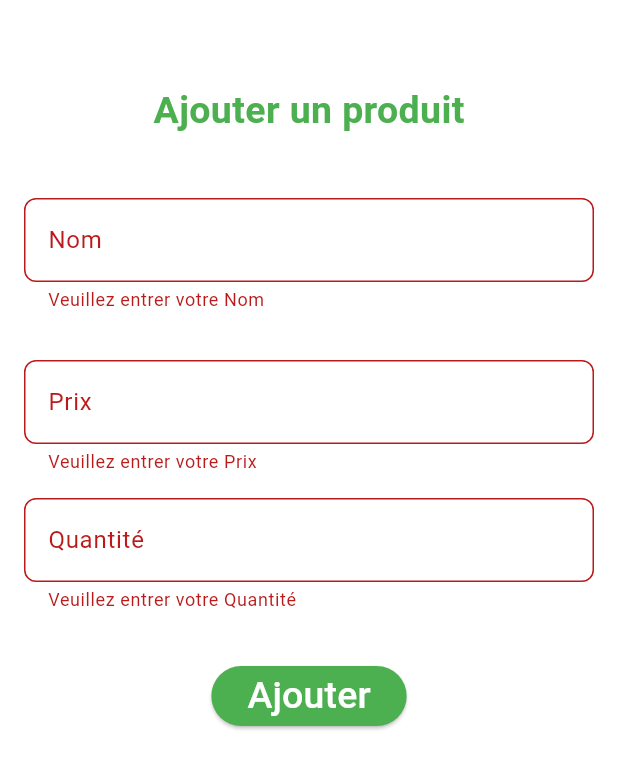
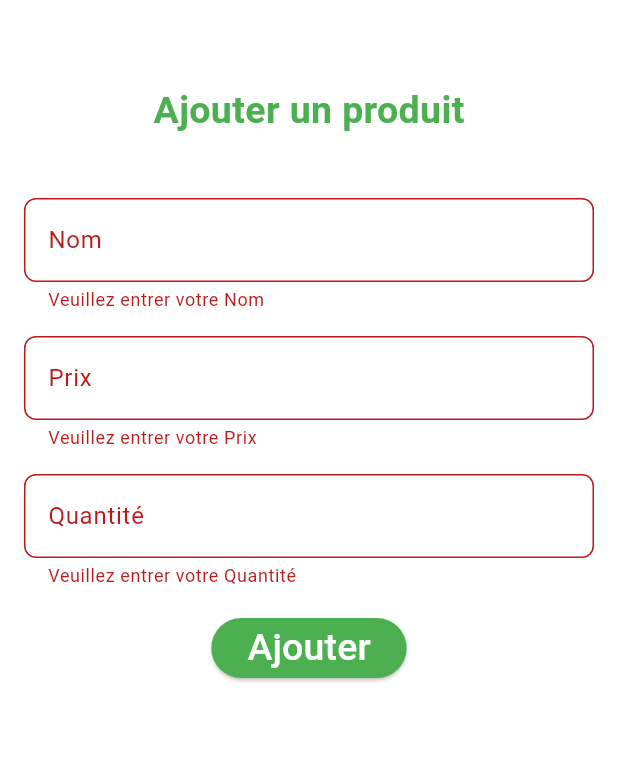
Before and after one commit to salomonluveto/wenze_prix, a Flutter app: the AjouterProduitPage screen opened directly, after a tap on "Ajouter", on a phone screen of 412 x 824 dp. Shown: the top 769 px of the screen. Run offline on Flutter 3.47's test engine with Material 3 defaults, Android fonts, the light colour scheme and no system bars; our stand-ins replace shared_preferences; accounts and stored records are empty.

Commit message:
gerer l'ajout et l'affichage des produits

```diff
--- a/lib/main.dart
+++ b/lib/main.dart
@@ -1,4 +1,5 @@
 import 'package:flutter/material.dart';
+import 'package:wenze_prix/pages/admin/AccueilPage.dart';
 import 'package:wenze_prix/pages/client/IntroPage.dart';
 
 void main() {
@@ -31,7 +32,7 @@
         // tested with just a hot reload.
         colorScheme: ColorScheme.fromSeed(seedColor: Colors.deepPurple),
       ),
-      home: IntroPage(),
+      home: AccueilPage(),
     );
   }
 }
--- a/lib/pages/admin/AjouterProduitPage.dart
+++ b/lib/pages/admin/AjouterProduitPage.dart
@@ -1,6 +1,5 @@
-
 import 'package:flutter/material.dart';
-
+import '../../service/admin/AdminService.dart'; // Ajustez le chemin si nécessaire
 
 class AjouterProduitPage extends StatefulWidget {
   @override
@@ -9,12 +8,9 @@ class AjouterProduitPage extends StatefulWidget {
 
 class _AjouterProduitPageState extends State<AjouterProduitPage> {
   final _formKey = GlobalKey<FormState>();
+  final AdminService adminService = AdminService(); // Instance du service
 
-
-
-  // Variables pour les champs de saisie
   String nom = '';
-
   String prix = '';
   String qte = '';
 
@@ -22,20 +18,21 @@ class _AjouterProduitPageState extends State<AjouterProduitPage> {
   Widget build(BuildContext context) {
     return Scaffold(
       backgroundColor: Colors.white,
-
       body: Padding(
         padding: const EdgeInsets.all(16.0),
         child: SingleChildScrollView(
           child: Column(
             children: [
-              SizedBox(height: 40,),
-              Text("Ajouter un produit", style: TextStyle(
-                fontSize: 25,
-                fontWeight: FontWeight.bold,
-                color: Colors.green,
-              ),),
-              SizedBox(height: 40,),
-
+              SizedBox(height: 40),
+              Text(
+                "Ajouter un produit",
+                style: TextStyle(
+                  fontSize: 25,
+                  fontWeight: FontWeight.bold,
+                  color: Colors.green,
+                ),
+              ),
+              SizedBox(height: 40),
               Form(
                 key: _formKey,
                 child: Column(
@@ -43,9 +40,6 @@ class _AjouterProduitPageState extends State<AjouterProduitPage> {
                     _buildTextField("Nom", (value) {
                       nom = value;
                     }),
-
-                    SizedBox(height: 16),
-
                     SizedBox(height: 16),
                     _buildTextField("Prix", (value) {
                       prix = value;
@@ -54,10 +48,6 @@ class _AjouterProduitPageState extends State<AjouterProduitPage> {
                     _buildTextField("Quantité", (value) {
                       qte = value;
                     }),
-
-                    SizedBox(height: 16),
-
-
                     SizedBox(height: 16),
                     _buildSubmitButton(),
                   ],
@@ -70,7 +60,6 @@ class _AjouterProduitPageState extends State<AjouterProduitPage> {
     );
   }
 
-  // Champ de texte personnalisé
   Widget _buildTextField(String label, Function(String) onChanged) {
     return TextFormField(
       decoration: InputDecoration(
@@ -94,22 +83,28 @@ class _AjouterProduitPageState extends State<AjouterProduitPage> {
     );
   }
 
-  // Dropdown personnalisé
-
-  // Champ de date personnalisé
-
-
-  // Bouton de soumission
   Widget _buildSubmitButton() {
     return ElevatedButton(
-      onPressed: () {
+      onPressed: () async {
         if (_formKey.currentState!.validate()) {
           // Traitez les données du formulaire ici
-          print("Nom: $nom");
+          var res = await adminService.enregistrerProduit(nom, prix, qte);
 
+          // Afficher un message de succès
+          ScaffoldMessenger.of(context).showSnackBar(
+            SnackBar(
+              content: Text("Produit ajouté avec succès !"),
+              backgroundColor: Colors.green,
+            ),
+          );
 
-          print("peix : $prix");
-          print("quantite: $qte");
+          // Réinitialiser les champs de saisie
+          _formKey.currentState!.reset();
+          setState(() {
+            nom = '';
+            prix = '';
+            qte = '';
+          });
         }
       },
       style: ElevatedButton.styleFrom(
--- a/pubspec.yaml
+++ b/pubspec.yaml
@@ -34,6 +34,7 @@ dependencies:
   # The following adds the Cupertino Icons font to your application.
   # Use with the CupertinoIcons class for iOS style icons.
   cupertino_icons: ^1.0.8
+  shared_preferences: ^2.5.3
 
 dev_dependencies:
   flutter_test:
```
Also changed, not shown: lib/pages/admin/ProduitPage.dart (+23 -44 lines), lib/service/admin/AdminService.dart (added, +31 -0 lines), pubspec.lock, 1 other file.
